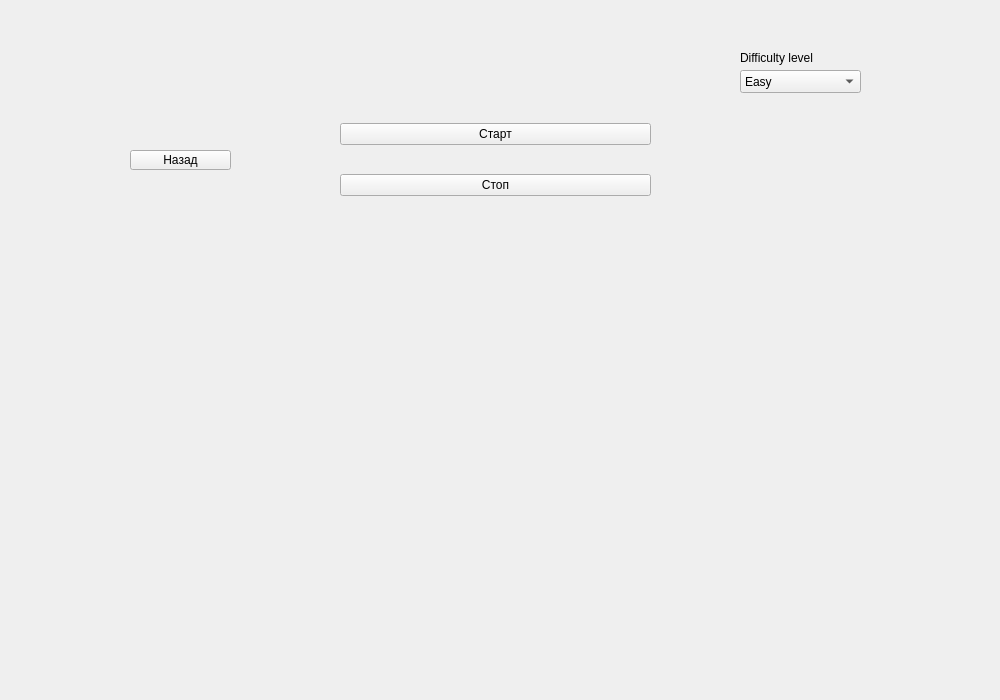
First picture: the form in src/gui/exercises/exercisewithtileswidget.ui, repository TFed555/music_trainer, before the edit.
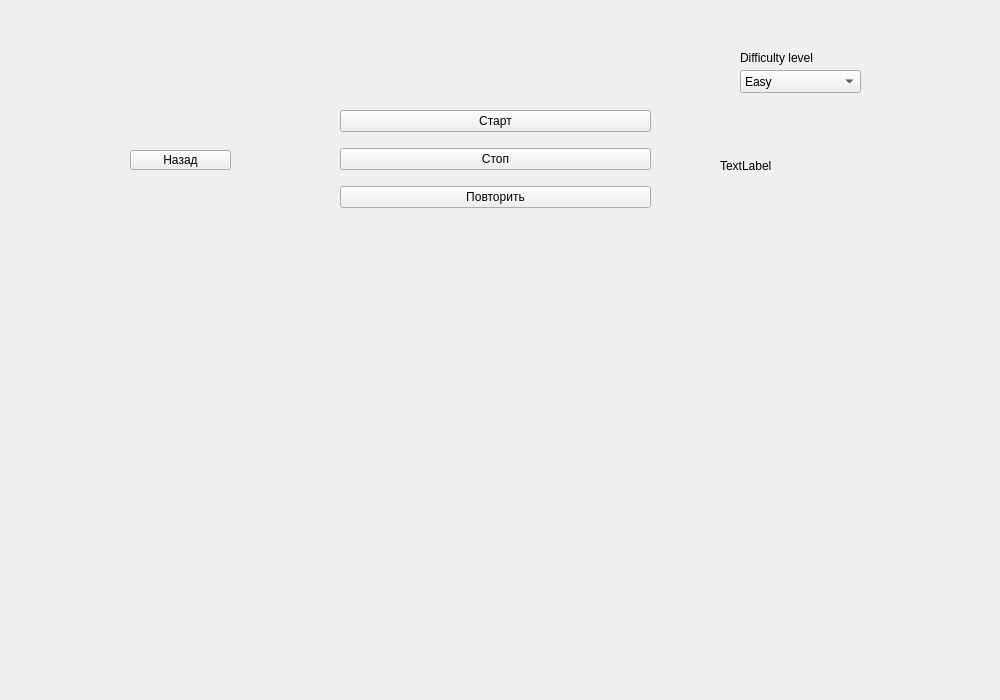
Second picture: the form after the edit.

What changed in the file:
```diff
--- a/src/gui/exercises/exercisewithtileswidget.ui
+++ b/src/gui/exercises/exercisewithtileswidget.ui
@@ -37,6 +37,13 @@
       </property>
      </widget>
     </item>
+    <item>
+     <widget class="QPushButton" name="replayBtn">
+      <property name="text">
+       <string>Повторить</string>
+      </property>
+     </widget>
+    </item>
    </layout>
   </widget>
   <widget class="QWidget" name="horizontalLayoutWidget">
@@ -96,6 +103,32 @@
     <string>Difficulty level</string>
    </property>
   </widget>
+  <widget class="QLabel" name="descriptionLabel">
+   <property name="geometry">
+    <rect>
+     <x>720</x>
+     <y>120</y>
+     <width>249</width>
+     <height>91</height>
+    </rect>
+   </property>
+   <property name="text">
+    <string>TextLabel</string>
+   </property>
+  </widget>
+  <widget class="QLabel" name="modeLabel">
+   <property name="geometry">
+    <rect>
+     <x>320</x>
+     <y>580</y>
+     <width>311</width>
+     <height>20</height>
+    </rect>
+   </property>
+   <property name="text">
+    <string/>
+   </property>
+  </widget>
  </widget>
  <resources/>
  <connections/>
```
